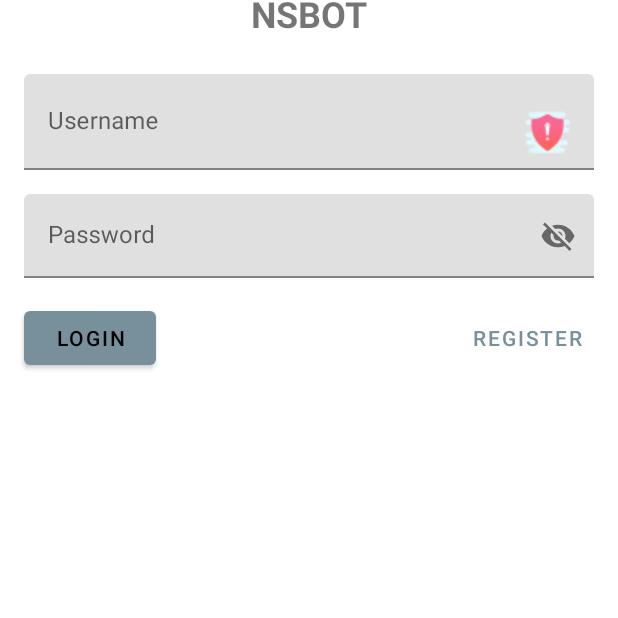
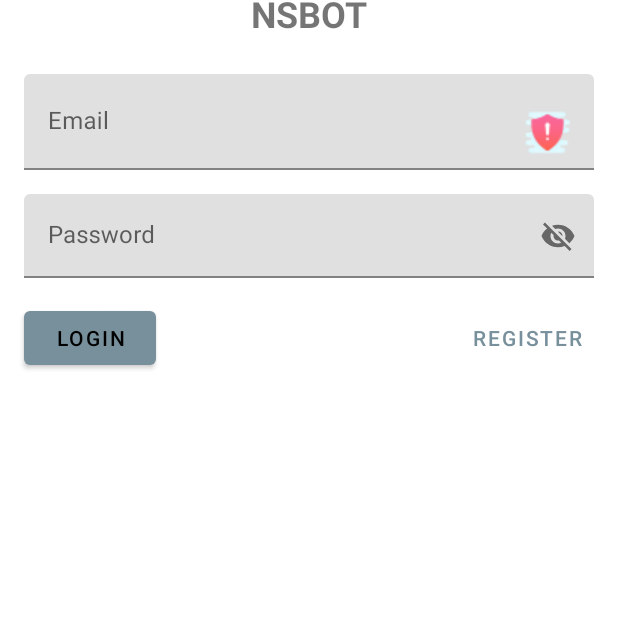
Before and after one commit to Weaam87/NS, an Android app: the screen it shows after launch (MainActivity), after a tap on "LOGIN", on a phone screen of 412 x 824 dp, the part 593-1211 px from its top. Run offline under Robolectric (Android 15) with nearby library versions, the phone set to English and light mode, and no system bars; our stand-ins replace Firebase (no records; nobody signed in at launch, a user with empty details on screens opened directly), navigation-ui; 1 other tap on this screen came first.

Commit message:
smale changes

```diff
--- a/app/src/main/java/com/example/ns/MainActivity.kt
+++ b/app/src/main/java/com/example/ns/MainActivity.kt
@@ -21,7 +21,7 @@ class MainActivity : AppCompatActivity() {
     // Declaring handler, runnable and time in milli seconds
     private lateinit var mHandler: Handler
     private lateinit var mRunnable: Runnable
-    private var mTime: Long = 5000
+    private var mTime: Long = 3000
 
     override fun onCreate(savedInstanceState: Bundle?) {
         super.onCreate(savedInstanceState)
--- a/app/src/main/res/values/strings.xml
+++ b/app/src/main/res/values/strings.xml
@@ -2,14 +2,14 @@
     <string name="app_name">NS</string>
     <string name="hello_blank_fragment">Hello blank fragment</string>
     <string name="nsbot">NSBOT</string>
-    <string name="username">Username</string>
+    <string name="username">Email</string>
     <string name="password">Password</string>
     <string name="login">Login</string>
     <string name="register">Register</string>
     <string name="confirm_password">Confirm password</string>
     <string name="log_out">Log Out</string>
     <string name="support">Support</string>
-    <string name="notice">Notice : for faster testing purpose , I added a code to make auto sign out after only 5 seconds in case the user is inactive .</string>
+    <string name="notice">Notice : for faster testing purpose , I added a code to make auto sign out after only 3 seconds in case the user is inactive .</string>
     <string name="settings">Settings</string>
     <string name="sign_out">Are you sure you want to sign out ?</string>
     <string name="yes">Yes</string>
```
